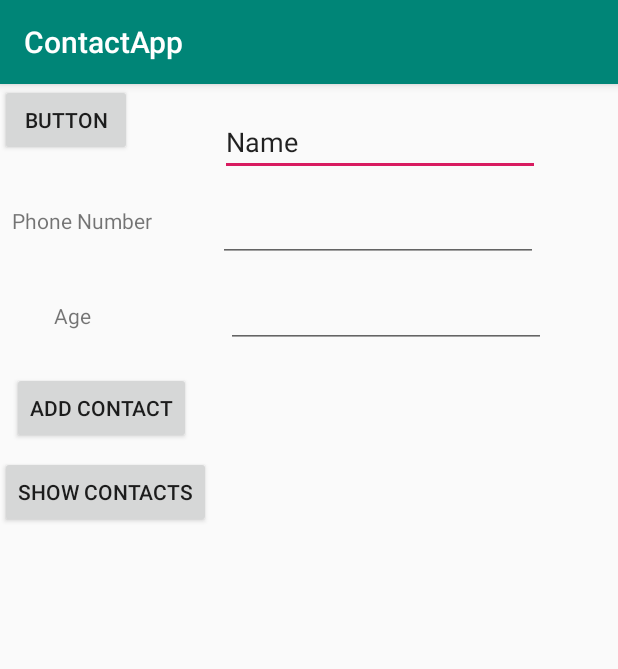
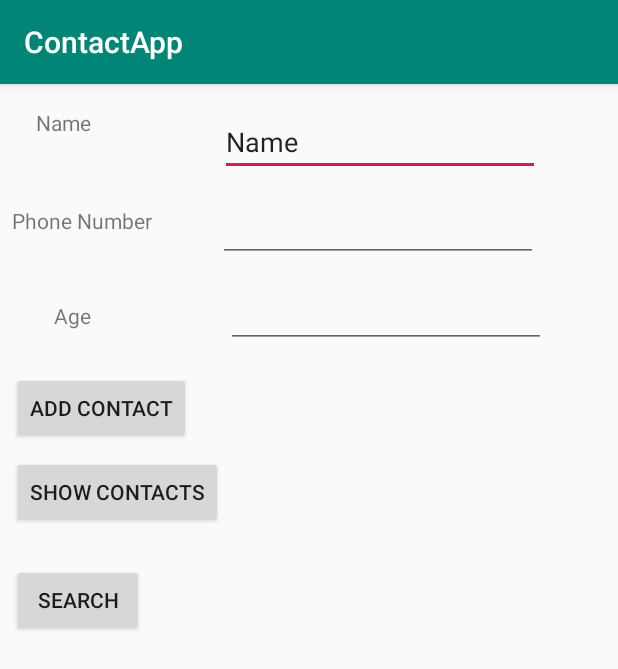
Before and after one commit to chmilk1/maronjames_SQLnotes, an Android app: the screen it shows after launch (MainActivity), on a phone screen of 412 x 824 dp. Shown: the top 669 px of the screen. Run offline under Robolectric (Android 15) with nearby library versions, the phone set to English and light mode, and no system bars.

Commit message:
git up git ready!

```diff
--- a/ContactApp/app/src/main/java/com/example/contactapp/MainActivity.java
+++ b/ContactApp/app/src/main/java/com/example/contactapp/MainActivity.java
@@ -20,6 +20,7 @@ public class MainActivity extends AppCompatActivity {
     EditText editAge;
     Button addContactButton;
     Button showContantButton;
+    Button searchButton;
 
     @Override
     protected void onCreate(Bundle savedInstanceState) {
@@ -44,6 +45,14 @@ public class MainActivity extends AppCompatActivity {
             @Override
             public void onClick(View v) {
                 viewData(v);
+            }
+        });
+
+        searchButton = findViewById(R.id.searchButton);
+        searchButton.setOnClickListener(new View.OnClickListener() {
+            @Override
+            public void onClick(View v) {
+                searchData(v);
             }
         });
 
--- a/ContactApp/app/src/main/res/layout/activity_main.xml
+++ b/ContactApp/app/src/main/res/layout/activity_main.xml
@@ -90,17 +90,20 @@
         android:id="@+id/showData"
         android:layout_width="wrap_content"
         android:layout_height="wrap_content"
+        android:layout_marginStart="8dp"
         android:layout_marginTop="8dp"
         android:text="Show Contacts"
-        app:layout_constraintTop_toBottomOf="@+id/addContactButton"
-        tools:layout_editor_absoluteX="8dp" />
+        app:layout_constraintStart_toStartOf="parent"
+        app:layout_constraintTop_toBottomOf="@+id/addContactButton" />
 
     <Button
-        android:id="@+id/button2"
+        android:id="@+id/searchButton"
         android:layout_width="wrap_content"
         android:layout_height="wrap_content"
-        android:text="Button"
-        tools:layout_editor_absoluteX="16dp"
-        tools:layout_editor_absoluteY="310dp" />
+        android:layout_marginStart="8dp"
+        android:layout_marginTop="24dp"
+        android:text="Search"
+        app:layout_constraintStart_toStartOf="parent"
+        app:layout_constraintTop_toBottomOf="@+id/showData" />
 
 </android.support.constraint.ConstraintLayout>
```
